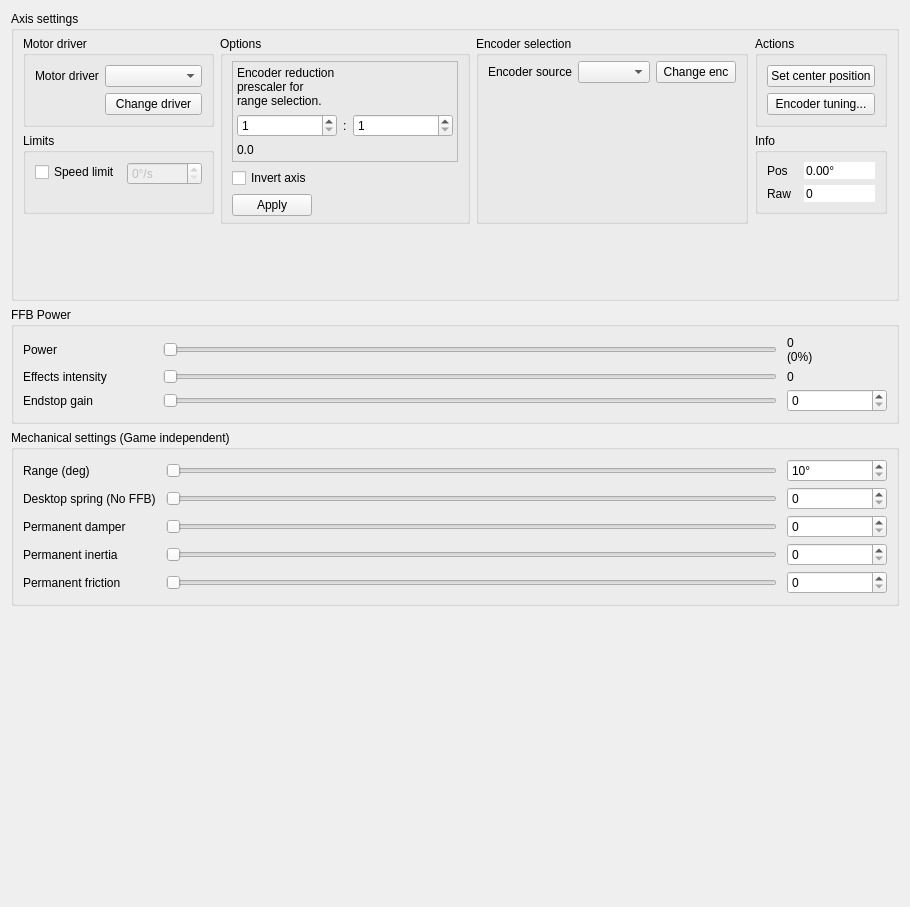
First picture: the form in res/axis_ui.ui, repository Ultrawipf/OpenFFBoard-configurator, before the edit.
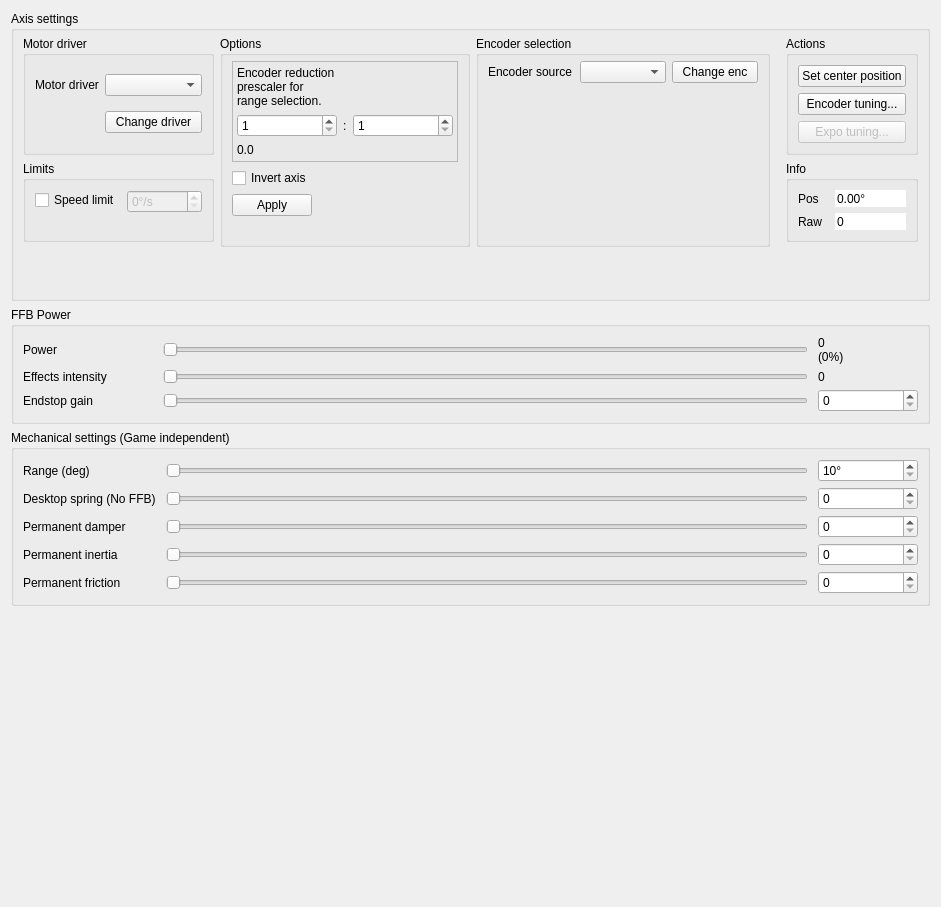
Second picture: the form after the edit.

Patch:
```diff
--- a/res/axis_ui.ui
+++ b/res/axis_ui.ui
@@ -6,7 +6,7 @@
    <rect>
     <x>0</x>
     <y>0</y>
-    <width>910</width>
+    <width>941</width>
     <height>907</height>
    </rect>
   </property>
@@ -253,6 +253,16 @@
            </property>
           </widget>
          </item>
+         <item>
+          <widget class="QPushButton" name="pushButton_expo">
+           <property name="enabled">
+            <bool>false</bool>
+           </property>
+           <property name="text">
+            <string>Expo tuning...</string>
+           </property>
+          </widget>
+         </item>
         </layout>
        </widget>
       </item>
```
Left out of the diff: 48 changed lines with no effect on the pictures.
